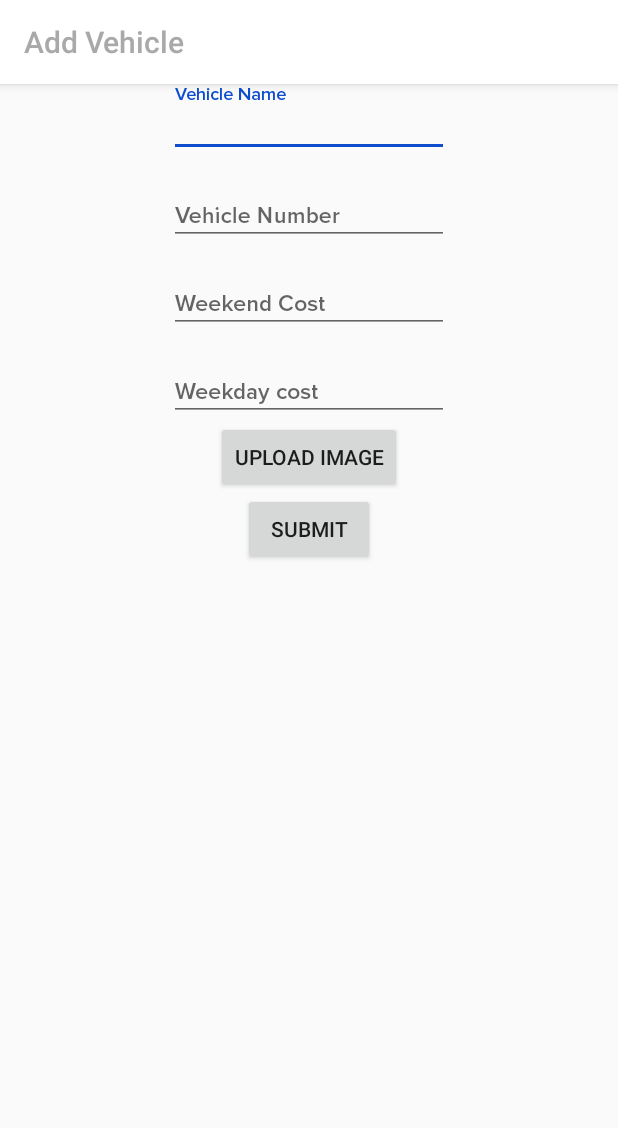
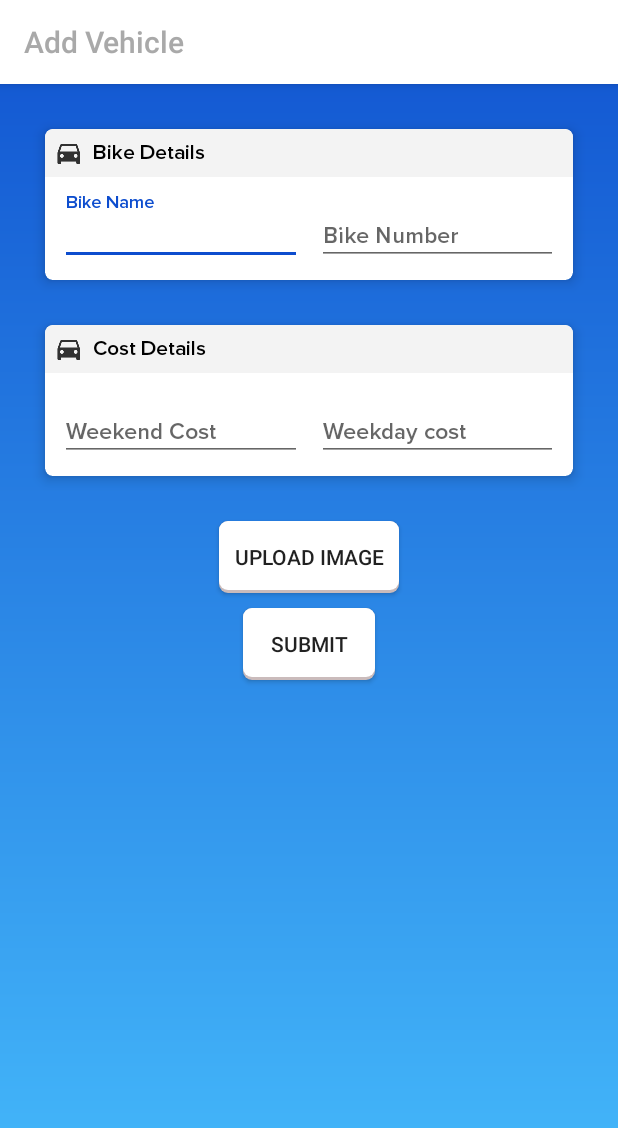
Before and after one commit to tanmay777/RentRide, an Android app: the AddVehicleActivity screen opened directly, with no data from a screen before it, on a phone screen of 412 x 824 dp. Shown: the top 1128 px of the screen. Run offline under Robolectric (Android 15) with nearby library versions, the light colour scheme and no system bars; our stand-ins replace Firebase (no records; nobody signed in at launch, a user with empty details on screens opened directly); 1 statement that could not run was skipped.

Commit message:
add vehicle design added

```diff
--- a/app/src/main/res/layout/activity_add_vehicle.xml
+++ b/app/src/main/res/layout/activity_add_vehicle.xml
@@ -4,98 +4,174 @@
     xmlns:tools="http://schemas.android.com/tools"
     android:layout_width="match_parent"
     android:layout_height="match_parent"
+    android:background="@drawable/rent_background"
     tools:context=".Entity.AddVehicles.AddVehicleActivity">
+
+    <android.support.v7.widget.CardView
+        android:id="@+id/vehicle_info_card"
+        android:layout_width="0dp"
+        android:layout_height="wrap_content"
+        android:layout_margin="30dp"
+        app:cardCornerRadius="5dp"
+        app:cardElevation="5dp"
+        app:layout_constraintEnd_toEndOf="parent"
+        app:layout_constraintStart_toStartOf="parent"
+        app:layout_constraintTop_toTopOf="parent">
+
+        <android.support.constraint.ConstraintLayout
+            android:layout_width="match_parent"
+            android:layout_height="match_parent"
+            android:layout_marginBottom="10dp">
+
+            <TextView
+                android:id="@+id/vehicle_info_text"
+                android:layout_width="0dp"
+                android:layout_height="wrap_content"
+                android:background="@drawable/card_text_background"
+                android:drawableLeft="@drawable/ic_car"
+                android:fontFamily="@font/proxima_nova_semibold"
+                android:gravity="center|left"
+                android:text="Bike Details"
+                android:textColor="#000"
+                android:textStyle="bold"
+                app:layout_constraintEnd_toEndOf="parent"
+                app:layout_constraintStart_toStartOf="parent"
+                app:layout_constraintTop_toTopOf="parent"/>
 
             <android.support.design.widget.TextInputLayout
                 android:id="@+id/layout_vehicle_name"
-        android:layout_width="wrap_content"
+                android:layout_width="0dp"
                 android:layout_height="wrap_content"
                 android:layout_margin="10dp"
-        app:layout_constraintEnd_toEndOf="parent"
-        app:layout_constraintStart_toStartOf="parent">
+                app:layout_constraintEnd_toStartOf="@id/layout_vehicle_number"
+                app:layout_constraintStart_toStartOf="parent"
+                app:layout_constraintTop_toBottomOf="@id/vehicle_info_text">
 
                 <android.support.design.widget.TextInputEditText
+                    android:id="@+id/vehicle_name"
                     android:layout_width="match_parent"
                     android:layout_height="wrap_content"
                     android:fontFamily="@font/proxima_nova_semibold"
-            android:ems="10"
-            android:id="@+id/vehicle_name"
-            android:hint="Vehicle Name"
+                    android:hint="Bike Name"
                     android:textSize="15sp" />
             </android.support.design.widget.TextInputLayout>
 
             <android.support.design.widget.TextInputLayout
                 android:id="@+id/layout_vehicle_number"
-        android:layout_width="wrap_content"
+                android:layout_width="0dp"
+                android:layout_height="wrap_content"
+                android:layout_marginEnd="10dp"
+                app:layout_constraintEnd_toEndOf="parent"
+                app:layout_constraintStart_toEndOf="@id/layout_vehicle_name"
+                app:layout_constraintTop_toTopOf="@id/layout_vehicle_name">
+
+                <android.support.design.widget.TextInputEditText
+                    android:id="@+id/vehicle_number"
+                    android:layout_width="match_parent"
+                    android:layout_height="wrap_content"
+                    android:fontFamily="@font/proxima_nova_semibold"
+                    android:hint="Bike Number"
+                    android:textSize="15sp" />
+            </android.support.design.widget.TextInputLayout>
+        </android.support.constraint.ConstraintLayout>
+
+    </android.support.v7.widget.CardView>
+
+    <android.support.v7.widget.CardView
+        android:id="@+id/vehicle_cost_info_card"
+        android:layout_width="0dp"
+        android:layout_height="wrap_content"
+        android:layout_margin="30dp"
+        app:cardCornerRadius="5dp"
+        app:cardElevation="5dp"
+        app:layout_constraintEnd_toEndOf="parent"
+        app:layout_constraintStart_toStartOf="parent"
+        app:layout_constraintTop_toBottomOf="@id/vehicle_info_card">
+
+        <android.support.constraint.ConstraintLayout
+            android:layout_width="match_parent"
+            android:layout_height="match_parent"
+            android:layout_marginBottom="10dp">
+
+        <TextView
+            android:id="@+id/vehicle_cost_info_text"
+            android:layout_width="0dp"
+            android:layout_height="wrap_content"
+            android:background="@drawable/card_text_background"
+            android:drawableLeft="@drawable/ic_car"
+            android:fontFamily="@font/proxima_nova_semibold"
+            android:gravity="center|left"
+            android:text="Cost Details"
+            android:textColor="#000"
+            android:textStyle="bold"
+            app:layout_constraintEnd_toEndOf="parent"
+            app:layout_constraintStart_toStartOf="parent"
+            app:layout_constraintTop_toTopOf="parent"/>
+
+
+        <android.support.design.widget.TextInputLayout
+            android:id="@+id/layout_weekend_cost"
+            android:layout_width="0dp"
             android:layout_height="wrap_content"
             android:layout_margin="10dp"
-        app:layout_constraintTop_toBottomOf="@id/layout_vehicle_name"
-        app:layout_constraintEnd_toEndOf="parent"
+            app:layout_constraintTop_toBottomOf="@id/vehicle_cost_info_text"
+            app:layout_constraintEnd_toStartOf="@id/layout_weekday_cost"
             app:layout_constraintStart_toStartOf="parent">
 
             <android.support.design.widget.TextInputEditText
+                android:id="@+id/weekend_cost"
                 android:layout_width="match_parent"
                 android:layout_height="wrap_content"
                 android:ems="10"
-            android:id="@+id/vehicle_number"
                 android:fontFamily="@font/proxima_nova_semibold"
-            android:hint="Vehicle Number"
-            android:textSize="15sp" />
-    </android.support.design.widget.TextInputLayout>
-
-    <android.support.design.widget.TextInputLayout
-        android:id="@+id/layout_weekend_cost"
-        android:layout_width="wrap_content"
-        android:layout_height="wrap_content"
-        android:layout_margin="10dp"
-        app:layout_constraintTop_toBottomOf="@id/layout_vehicle_number"
-        app:layout_constraintEnd_toEndOf="parent"
-        app:layout_constraintStart_toStartOf="parent">
-
-        <android.support.design.widget.TextInputEditText
-            android:layout_width="match_parent"
-            android:layout_height="wrap_content"
-            android:fontFamily="@font/proxima_nova_semibold"
-            android:ems="10"
-            android:id="@+id/weekend_cost"
                 android:hint="Weekend Cost"
                 android:textSize="15sp" />
         </android.support.design.widget.TextInputLayout>
 
         <android.support.design.widget.TextInputLayout
             android:id="@+id/layout_weekday_cost"
-        android:layout_width="wrap_content"
+            android:layout_width="0dp"
             android:layout_height="wrap_content"
-        android:layout_margin="10dp"
-        app:layout_constraintTop_toBottomOf="@id/layout_weekend_cost"
+            android:layout_marginEnd="10dp"
+            app:layout_constraintTop_toTopOf="@id/layout_weekend_cost"
             app:layout_constraintEnd_toEndOf="parent"
-        app:layout_constraintStart_toStartOf="parent">
+            app:layout_constraintStart_toEndOf="@id/layout_weekend_cost">
 
             <android.support.design.widget.TextInputEditText
+                android:id="@+id/weekday_cost"
                 android:layout_width="match_parent"
                 android:layout_height="wrap_content"
+                android:ems="10"
                 android:fontFamily="@font/proxima_nova_semibold"
                 android:hint="Weekday cost"
-            android:id="@+id/weekday_cost"
-            android:ems="10"
                 android:textSize="15sp" />
         </android.support.design.widget.TextInputLayout>
 
+        </android.support.constraint.ConstraintLayout>
+
+    </android.support.v7.widget.CardView>
+
     <Button
+        android:id="@+id/button_upload_image"
         android:layout_width="wrap_content"
+        android:layout_height="wrap_content"
+        android:text="Upload Image"
+        android:layout_margin="30dp"
+        android:padding="10dp"
+        android:background="@drawable/entend_time_button_background"
         app:layout_constraintEnd_toEndOf="parent"
         app:layout_constraintStart_toStartOf="parent"
-        android:layout_height="wrap_content"
-        android:text="Upload Image"
-        app:layout_constraintTop_toBottomOf="@id/layout_weekday_cost"
-        android:id="@+id/button_upload_image"/>
+        app:layout_constraintTop_toBottomOf="@id/vehicle_cost_info_card" />
 
     <Button
+        android:id="@+id/button_submit"
         android:layout_width="wrap_content"
+        android:layout_height="wrap_content"
+        android:text="Submit"
+        android:layout_margin="10dp"
+        android:padding="10dp"
+        android:background="@drawable/entend_time_button_background"
         app:layout_constraintEnd_toEndOf="parent"
         app:layout_constraintStart_toStartOf="parent"
-        android:layout_height="wrap_content"
-        android:text="Submit"
-        app:layout_constraintTop_toBottomOf="@id/button_upload_image"
-        android:id="@+id/button_submit"/>
+        app:layout_constraintTop_toBottomOf="@id/button_upload_image" />
 </android.support.constraint.ConstraintLayout>
--- a/app/src/main/res/layout/activity_rent.xml
+++ b/app/src/main/res/layout/activity_rent.xml
@@ -187,7 +187,7 @@
                     android:id="@+id/journey_detail_text"
                     android:layout_width="0dp"
                     android:layout_height="wrap_content"
-                    android:background="@drawable/journey_detail_background"
+                    android:background="@drawable/card_text_background"
                     android:drawableLeft="@drawable/ic_car"
                     android:fontFamily="@font/proxima_nova_semibold"
                     android:gravity="center|left"
@@ -195,7 +195,8 @@
                     android:textColor="#000"
                     android:textStyle="bold"
                     app:layout_constraintEnd_toEndOf="parent"
-                    app:layout_constraintStart_toStartOf="parent" />
+                    app:layout_constraintStart_toStartOf="parent"
+                    app:layout_constraintTop_toTopOf="parent"/>
 
                 <android.support.design.widget.TextInputLayout
                     android:id="@+id/layout_pickup_date"
@@ -298,7 +299,7 @@
                     android:id="@+id/rentee_detail_text"
                     android:layout_width="0dp"
                     android:layout_height="wrap_content"
-                    android:background="@drawable/journey_detail_background"
+                    android:background="@drawable/card_text_background"
                     android:drawableStart="@drawable/ic_rentee"
                     android:fontFamily="@font/proxima_nova_semibold"
                     android:gravity="center|start"
--- a/app/src/main/res/layout/fragment_all_vehicle.xml
+++ b/app/src/main/res/layout/fragment_all_vehicle.xml
@@ -9,7 +9,6 @@
     <android.support.v7.widget.RecyclerView
         android:layout_width="match_parent"
         android:layout_height="match_parent"
-        android:id="@+id/recycler_view_all_vehicle"
-        />
+        android:id="@+id/recycler_view_all_vehicle" />
 
 </FrameLayout>
--- a/app/src/main/res/layout/vehicle_detail_card.xml
+++ b/app/src/main/res/layout/vehicle_detail_card.xml
@@ -8,7 +8,8 @@
     android:layout_height="wrap_content"
     android:layout_marginEnd="12dp"
     android:layout_marginStart="12dp"
-    android:layout_marginTop="12dp"
+    android:layout_marginTop="6dp"
+    android:layout_marginBottom="6dp"
     app:cardElevation="4dp">
 
     <android.support.constraint.ConstraintLayout xmlns:android="http://schemas.android.com/apk/res/android"
```
Also changed, not shown: app/src/main/res/drawable-xhdpi/card_text_background.xml (renamed from app/src/main/res/drawable-xhdpi/journey_detail_background.xml). Lines whose indentation alone changed are shown as unchanged.
